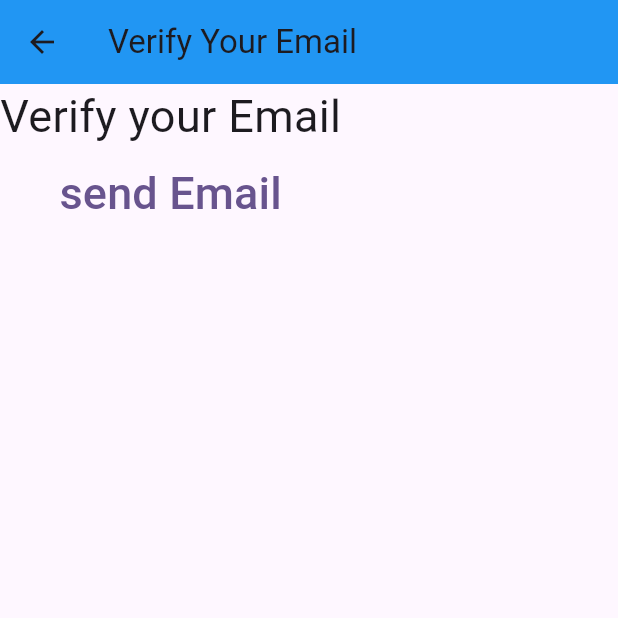
After one commit to 420saqi/My-notes, a Flutter app: the VerifyEmail screen opened directly, after a tap on "send Email", on a phone screen of 412 x 824 dp, the top half of it. The commit adds this screen. Run offline on Flutter 3.47's test engine with Material 2 defaults, Android fonts, the phone set to English and light mode, and no system bars; our stand-ins replace firebase_auth, firebase_core; accounts and stored records are empty; network calls fail.

```diff
--- /dev/null
+++ b/lib/views/verifyEmail.dart
@@ -0,0 +1,33 @@
+import 'package:firebase_auth/firebase_auth.dart';
+import 'package:firebase_core/firebase_core.dart';
+import 'package:flutter/material.dart';
+
+
+class VerifyEmail extends StatefulWidget {
+  const VerifyEmail({super.key});
+
+  @override
+  State<VerifyEmail> createState() => _VerifyEmailState();
+}
+
+class _VerifyEmailState extends State<VerifyEmail> {
+  @override
+  Widget build(BuildContext context) {
+    return Scaffold(
+      appBar: AppBar(
+        title: const Text('Verify Your Email'),
+        backgroundColor: Colors.blue,
+      ),
+      body: Column(
+        children: [
+          const Text('Verify your Email', style: TextStyle(fontSize: 30),),
+          TextButton(onPressed: ()async{
+                final user= FirebaseAuth.instance.currentUser;
+                await user!.sendEmailVerification();
+          },
+              child:const Text('send Email', style: TextStyle(fontSize: 30),))
+        ],
+      ),
+    );
+  }
+}
```
Also changed, not shown: lib/main.dart (+25 -7 lines), lib/views/login.dart (+10 -2 lines), lib/views/register.dart (+9 -1 lines).
